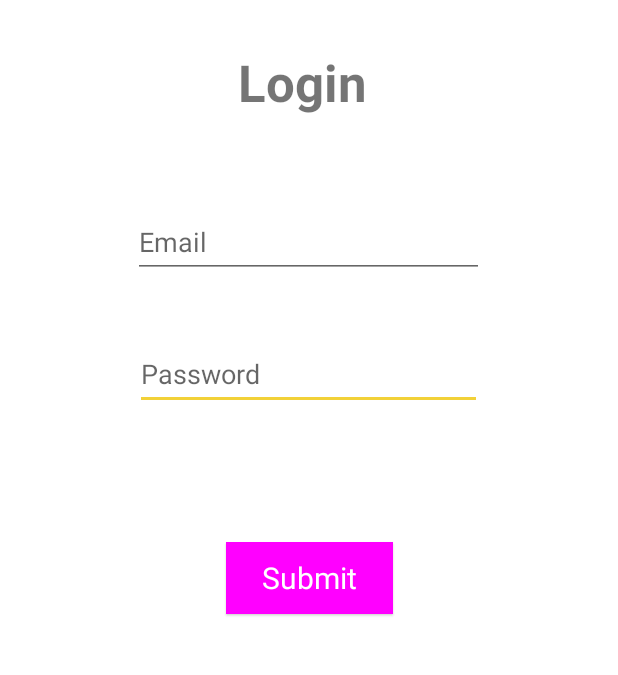
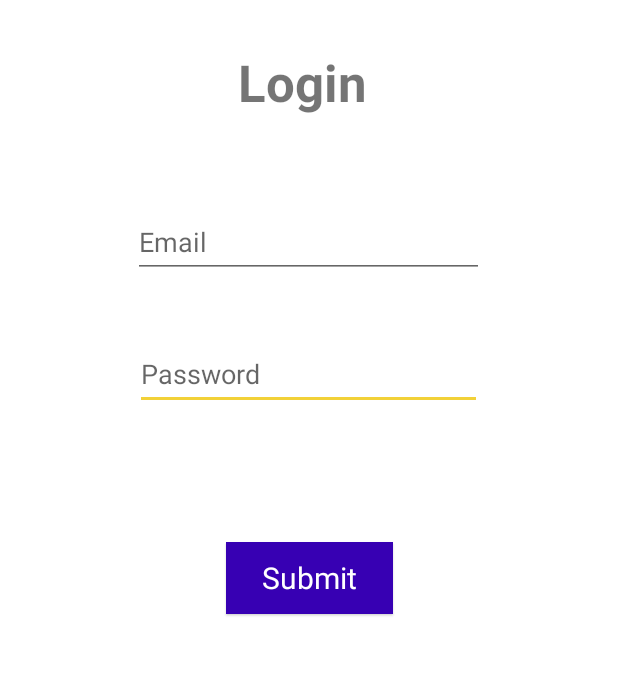
Before and after one commit to MhamedSanaa/androidProject, an Android app: the LoginActivity screen opened directly, with no data from a screen before it, on a phone screen of 412 x 824 dp, the part 255-930 px from its top. Run offline under Robolectric (Android 15) with nearby library versions, the phone set to English and light mode, and no system bars; Roboto replaces fonts that are not available here.

Commit message:
button text size

```diff
--- a/app/src/main/res/layout/activity_login.xml
+++ b/app/src/main/res/layout/activity_login.xml
@@ -50,7 +50,7 @@
         android:textColor="@color/white"
 
         android:textSize="20sp"
-        app:backgroundTint="@android:color/purple_700"
+        app:backgroundTint="@color/purple_700"
         app:layout_constraintEnd_toEndOf="parent"
         app:layout_constraintStart_toStartOf="parent"
         app:layout_constraintTop_toBottomOf="@+id/password"
--- a/app/src/main/res/layout/activity_signup.xml
+++ b/app/src/main/res/layout/activity_signup.xml
@@ -14,7 +14,7 @@
     <ImageView
         android:layout_width="150dp"
         android:layout_height="150dp"
-        android:src="@mipmap/StudyLogo_foreground"
+        android:src="@mipmap/study_logo_foreground"
 
         android:layout_gravity="center"/>
 
@@ -101,6 +101,7 @@
                 android:layout_height="wrap_content"
                 android:textAlignment="center"
                 android:text="Submit"
+                android:textSize="20dp"
                 />
             <Button
                 style="@style/Widget.Material3.Button.ElevatedButton"
@@ -108,6 +109,7 @@
                 android:layout_width="match_parent"
                 android:layout_height="wrap_content"
                 android:text="already have an account"
+                android:textSize="20dp"
                 />
     </LinearLayout>
 
```
